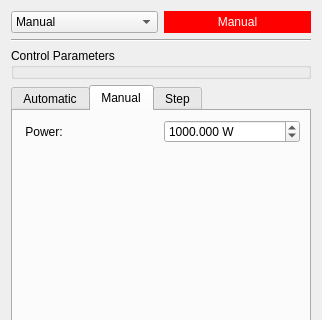
Davidlequnchen/MultiSensorFusion-ROS-AM-Monitoring, file src/simtech_robot_laser_control/resources/control.ui: the form before one commit; both pictures show x 0 to 322 and y 0 to 320 of the 322 by 591 pixel window.
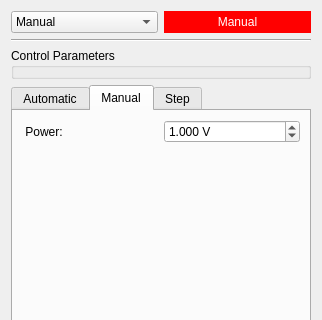
The form after the commit.

```diff
--- a/src/simtech_robot_laser_control/resources/control.ui
+++ b/src/simtech_robot_laser_control/resources/control.ui
@@ -247,19 +247,16 @@
             </font>
            </property>
            <property name="suffix">
-            <string> W</string>
+            <string> V</string>
            </property>
            <property name="decimals">
             <number>3</number>
            </property>
            <property name="maximum">
-            <double>3500.000000000000000</double>
-           </property>
-           <property name="singleStep">
             <double>10.000000000000000</double>
            </property>
            <property name="value">
-            <double>1000.000000000000000</double>
+            <double>1.000000000000000</double>
            </property>
           </widget>
          </item>
```
Left out of the diff: 13 changed lines with no effect on the pictures.
